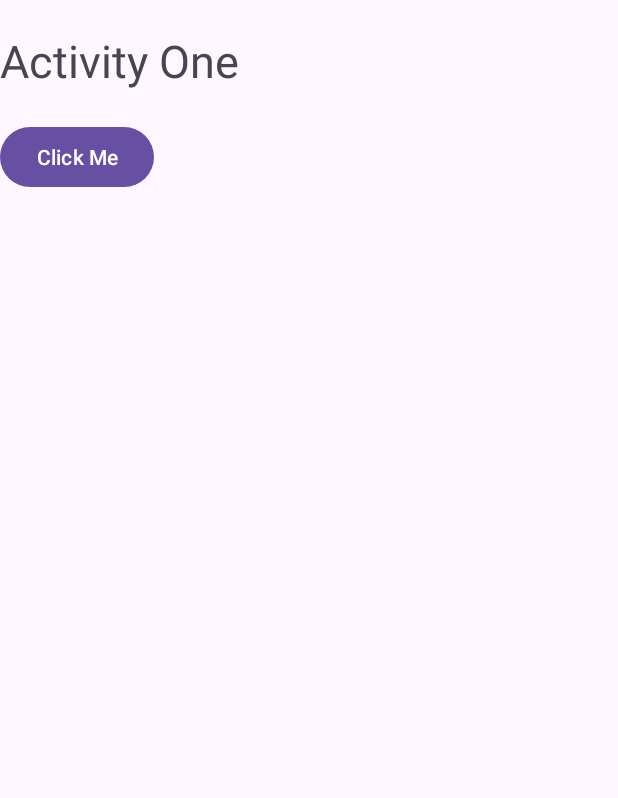
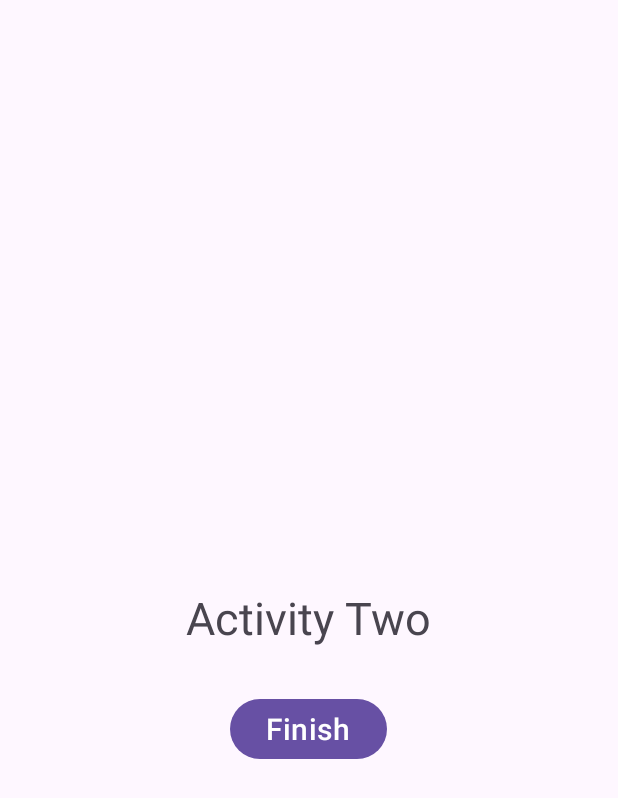
Before and after one commit to phyo-105438/Android-Learning-Package, an Android app: the ActivityOne screen opened directly, with no data from a screen before it, after a tap on "Click Me", on a phone screen of 412 x 824 dp. Shown: the top 798 px of the screen. Run offline under Robolectric (Android 15) with nearby library versions, the light colour scheme and no system bars.

Commit message:
Android Practise

```diff
--- a/app/src/main/java/com/example/androidpractise/ActivityOne.java
+++ b/app/src/main/java/com/example/androidpractise/ActivityOne.java
@@ -1,5 +1,6 @@
 package com.example.androidpractise;
 
+import android.content.Intent;
 import android.os.Bundle;
 import android.view.View;
 import android.widget.Button;
@@ -14,13 +15,15 @@ public class ActivityOne extends AppCompatActivity {
         super.onPostCreate(savedInstanceState);
         setContentView(R.layout.activity_one);
         btn = findViewById(R.id.btn);
+        clickBtn();
     }
 
     public void clickBtn(){
         btn.setOnClickListener(new View.OnClickListener() {
             @Override
             public void onClick(View v) {
-
+                Intent i = new Intent(ActivityOne.this, ActivityTwo.class);
+                startActivity(i);
             }
         });
     }
--- a/app/src/main/java/com/example/androidpractise/ActivityTwo.java
+++ b/app/src/main/java/com/example/androidpractise/ActivityTwo.java
@@ -1,4 +1,26 @@
 package com.example.androidpractise;
 
-public class ActivityTwo {
+import android.content.Intent;
+import android.os.Bundle;
+import android.widget.Button;
+
+import androidx.annotation.Nullable;
+import androidx.appcompat.app.AppCompatActivity;
+
+public class ActivityTwo extends AppCompatActivity {
+    Button finish;
+    @Override
+    protected void onPostCreate(@Nullable Bundle savedInstanceState) {
+        super.onPostCreate(savedInstanceState);
+        setContentView(R.layout.activity_two);
+        finish = findViewById(R.id.finish);
+        clickBtn();
+
+    }
+    public void clickBtn(){
+        finish.setOnClickListener(v -> {
+            Intent i = new Intent(ActivityTwo.this, ActivityOne.class);
+            startActivity(i);
+        });
+    }
 }
--- /dev/null
+++ b/app/src/main/java/com/example/androidpractise/DataTransferMain.java
@@ -0,0 +1,4 @@
+package com.example.androidpractise;
+
+public class DataTransferMain {
+}
--- a/app/src/main/res/layout/activity_two.xml
+++ b/app/src/main/res/layout/activity_two.xml
@@ -14,9 +14,11 @@
         android:layout_centerInParent="true"/>
 
     <Button
+        android:id="@+id/finish"
         android:layout_width="wrap_content"
         android:layout_height="wrap_content"
-        android:text="Go Back"
+        android:text="Finish"
+        android:textSize="20dp"
         android:layout_below="@+id/txt"
         android:layout_centerHorizontal="true"
         android:layout_marginTop="30dp"
--- /dev/null
+++ b/app/src/main/res/layout/data_transfer_main.xml
@@ -0,0 +1,6 @@
+<?xml version="1.0" encoding="utf-8"?>
+<androidx.constraintlayout.widget.ConstraintLayout xmlns:android="http://schemas.android.com/apk/res/android"
+    android:layout_width="match_parent"
+    android:layout_height="match_parent">
+
+</androidx.constraintlayout.widget.ConstraintLayout>
```
Also changed, not shown: app/src/main/AndroidManifest.xml (+9 -0 lines).
